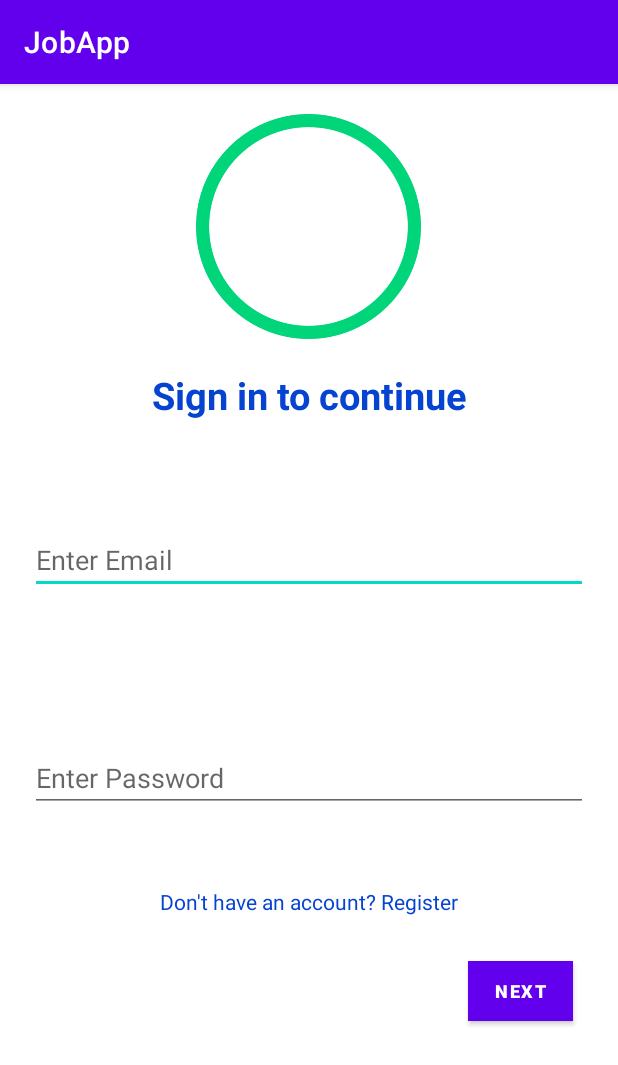
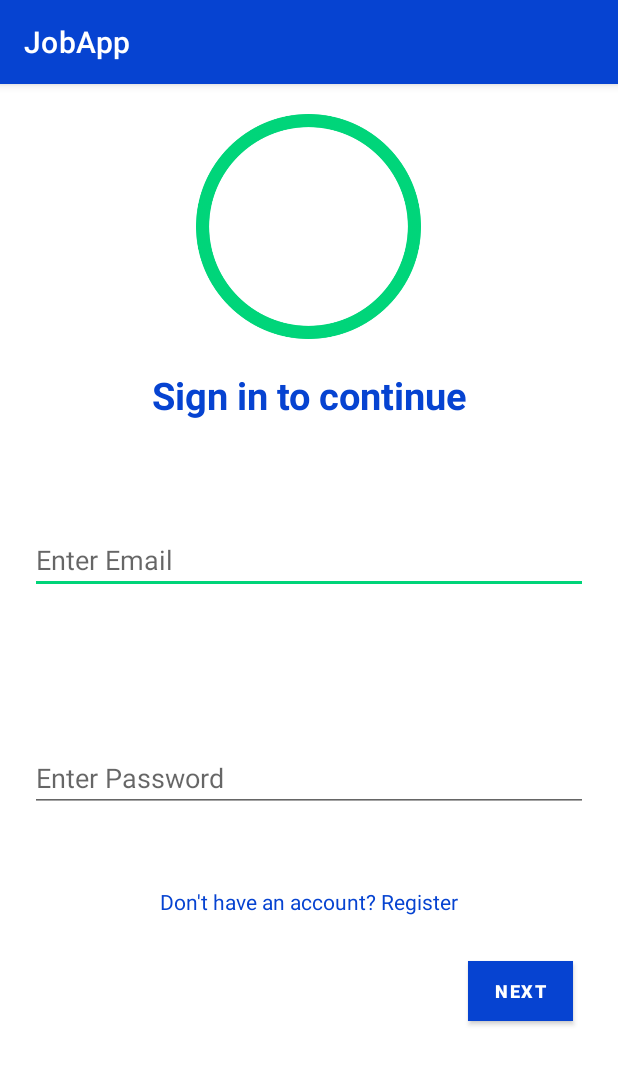
Before and after one commit to SKS246/Stonehill-Hackathon-App, an Android app: the screen it shows after launch (LoginActivity), on a phone screen of 412 x 824 dp. Shown: the top 1065 px of the screen. Run offline under Robolectric (Android 15) with nearby library versions, the phone set to English and light mode, and no system bars; Roboto replaces fonts that are not available here.

Commit message:
light mode, dark mode

```diff
--- a/app/src/main/res/values-night/themes.xml
+++ b/app/src/main/res/values-night/themes.xml
@@ -2,12 +2,12 @@
     <!-- Base application theme. -->
     <style name="Theme.JobApp" parent="Theme.MaterialComponents.DayNight.DarkActionBar">
         <!-- Primary brand color. -->
-        <item name="colorPrimary">@color/purple_200</item>
-        <item name="colorPrimaryVariant">@color/purple_700</item>
+        <item name="colorPrimary">@color/theme1</item>
+        <item name="colorPrimaryVariant">@color/theme1</item>
         <item name="colorOnPrimary">@color/black</item>
         <!-- Secondary brand color. -->
-        <item name="colorSecondary">@color/teal_200</item>
-        <item name="colorSecondaryVariant">@color/teal_200</item>
+        <item name="colorSecondary">@color/theme2</item>
+        <item name="colorSecondaryVariant">@color/theme2</item>
         <item name="colorOnSecondary">@color/black</item>
         <!-- Status bar color. -->
         <item name="android:statusBarColor" tools:targetApi="l">?attr/colorPrimaryVariant</item>
--- a/app/src/main/res/values/themes.xml
+++ b/app/src/main/res/values/themes.xml
@@ -2,12 +2,12 @@
     <!-- Base application theme. -->
     <style name="Theme.JobApp" parent="Theme.MaterialComponents.DayNight.DarkActionBar">
         <!-- Primary brand color. -->
-        <item name="colorPrimary">@color/purple_500</item>
-        <item name="colorPrimaryVariant">@color/purple_700</item>
+        <item name="colorPrimary">@color/theme1</item>
+        <item name="colorPrimaryVariant">@color/theme1</item>
         <item name="colorOnPrimary">@color/white</item>
         <!-- Secondary brand color. -->
-        <item name="colorSecondary">@color/teal_200</item>
-        <item name="colorSecondaryVariant">@color/teal_700</item>
+        <item name="colorSecondary">@color/theme2</item>
+        <item name="colorSecondaryVariant">@color/theme2</item>
         <item name="colorOnSecondary">@color/black</item>
         <!-- Status bar color. -->
         <item name="android:statusBarColor" tools:targetApi="l">?attr/colorPrimaryVariant</item>
```
